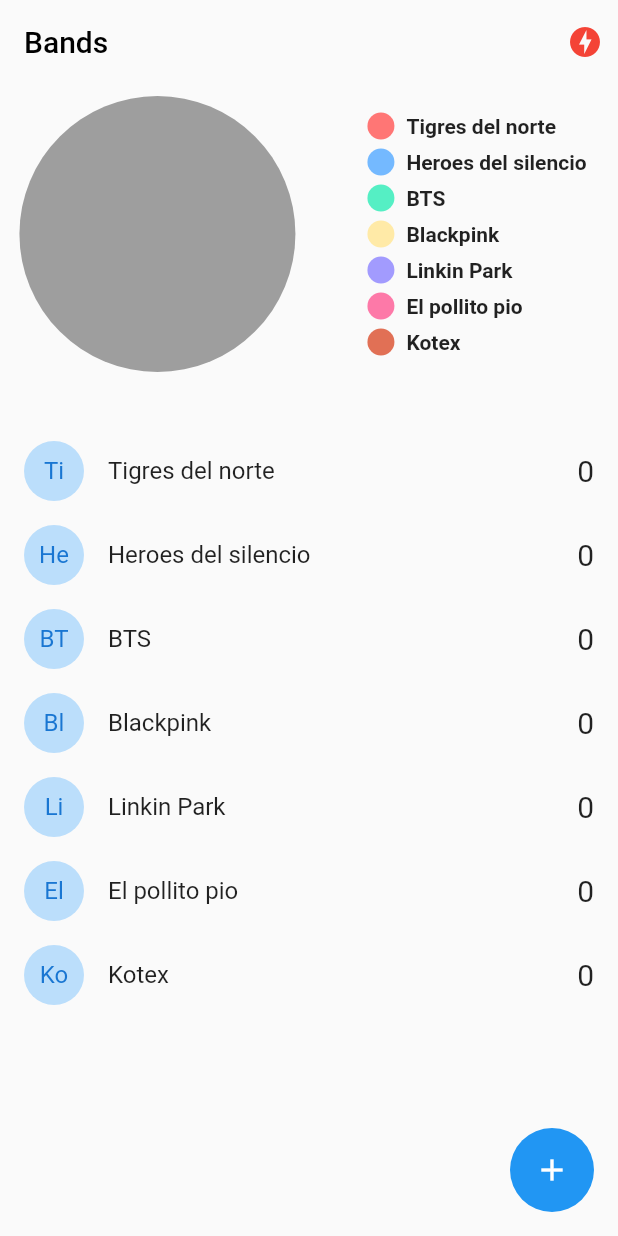
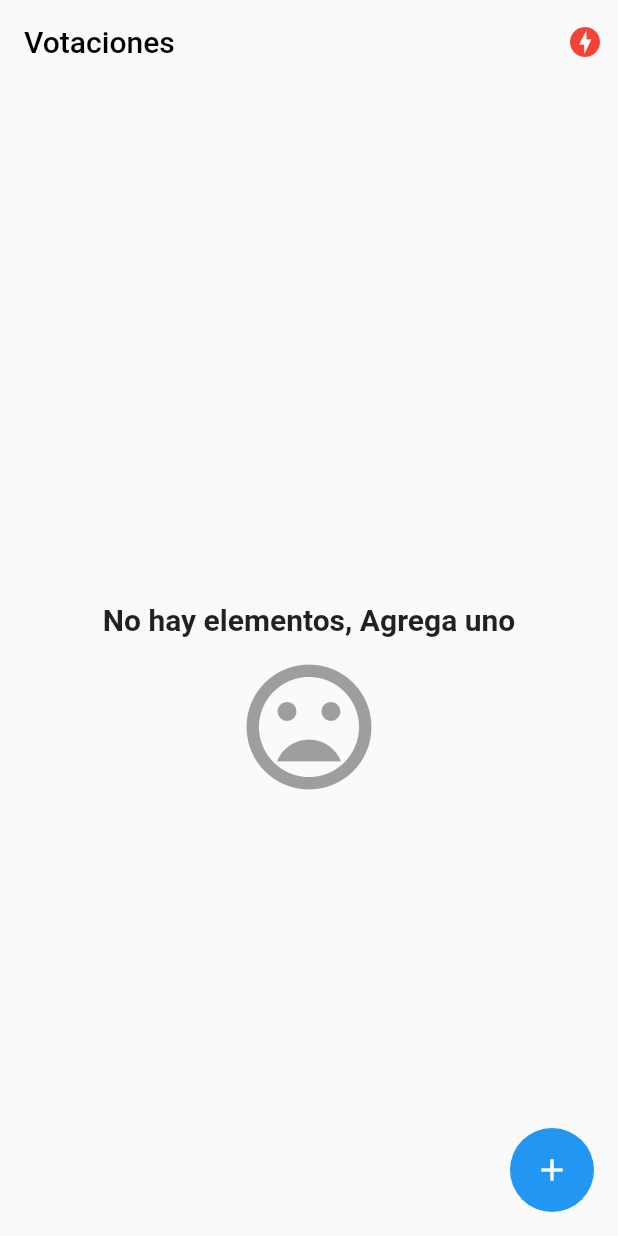
Before and after one commit to Jesus180Reyes/Band_app, a Flutter app: the screen it shows after launch, on a phone screen of 412 x 824 dp. Run offline on Flutter 3.47's test engine with Material 2 defaults, Android fonts, the phone set to English and light mode, and no system bars; drawn by our look-alikes of pie_chart; our stand-ins replace animate_do, socket_io_client; network calls fail.

Commit message:
Actualizaciones en la app

```diff
--- a/lib/data/data.dart
+++ b/lib/data/data.dart
@@ -1,11 +1 @@
-import 'package:band_app/models/band_model.dart';
-
-List bands = [
-  Band(id: '1', name: 'Tigres del norte', votes: 0),
-  Band(id: '2', name: 'Heroes del silencio', votes: 0),
-  Band(id: '3', name: 'BTS', votes: 0),
-  Band(id: '4', name: 'Blackpink', votes: 0),
-  Band(id: '5', name: 'Linkin Park', votes: 0),
-  Band(id: '6', name: 'El pollito pio', votes: 0),
-  Band(id: '7', name: 'Kotex', votes: 0),
-];
+List bands = [];
--- a/lib/pages/home_page.dart
+++ b/lib/pages/home_page.dart
@@ -3,6 +3,7 @@
 import 'package:animate_do/animate_do.dart';
 import 'package:band_app/data/data.dart';
 import 'package:band_app/models/band_model.dart';
+import 'package:band_app/pages/noitem_page.dart';
 import 'package:band_app/providers/socket_provider.dart';
 import 'package:flutter/cupertino.dart';
 import 'package:flutter/material.dart';
@@ -45,7 +46,7 @@
         backgroundColor: Colors.transparent,
         elevation: 0,
         title: const Text(
-          'Bands',
+          'Votaciones ',
           style: TextStyle(
             color: Colors.black,
           ),
@@ -69,7 +70,8 @@
                       Icons.check_circle,
                       color: Colors.green[200],
                     ),
-                    )),
+                  ),
+          ),
         ],
       ),
       floatingActionButton: FloatingActionButton(
@@ -78,9 +80,10 @@
         child: const Icon(Icons.add),
       ),
       body: SingleChildScrollView(
+        physics: const NeverScrollableScrollPhysics(),
         child: Column(
           children: [
-            _showGraph(),
+            (bands.isNotEmpty) ? _showGraph() : const NoItemWidget(),
             const SizedBox(height: 30),
             ...bands
                 .map((e) => _BandsWisget(
@@ -159,8 +162,10 @@
       width: double.infinity,
       child: PieChart(
         dataMap: dataMap,
+        animationDuration: const Duration(milliseconds: 800),
         chartValuesOptions: const ChartValuesOptions(
           decimalPlaces: 0,
+          showChartValuesInPercentage: true,
         ),
       ),
     );
--- /dev/null
+++ b/lib/pages/noitem_page.dart
@@ -0,0 +1,34 @@
+import 'package:flutter/material.dart';
+
+class NoItemWidget extends StatelessWidget {
+  const NoItemWidget({Key? key}) : super(key: key);
+
+  @override
+  Widget build(BuildContext context) {
+    final size = MediaQuery.of(context).size;
+    return SizedBox(
+      width: size.width,
+      height: size.height,
+      // color: Colors.red,
+      child: Column(
+        mainAxisAlignment: MainAxisAlignment.center,
+        crossAxisAlignment: CrossAxisAlignment.center,
+        children: const [
+          Text(
+            'No hay elementos, Agrega uno',
+            style: TextStyle(
+              fontSize: 20,
+              fontWeight: FontWeight.w600,
+            ),
+          ),
+          SizedBox(height: 10),
+          Icon(
+            Icons.mood_bad,
+            size: 100,
+            color: Colors.grey,
+          ),
+        ],
+      ),
+    );
+  }
+}
```
Also changed, not shown: 2 other files. Lines whose indentation alone changed are shown as unchanged.
